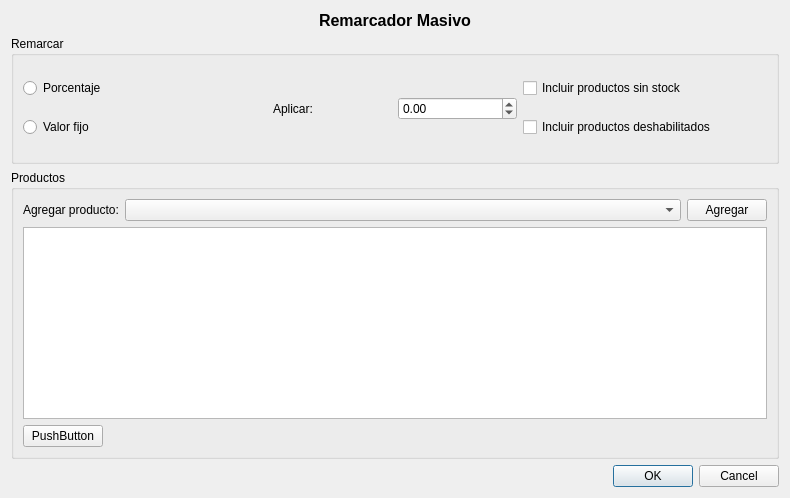
The window that trunk/plugins/productos/dremarcadormasivobase.ui (chungote/gestotux) describes before a commit, drawn with Qt 5.
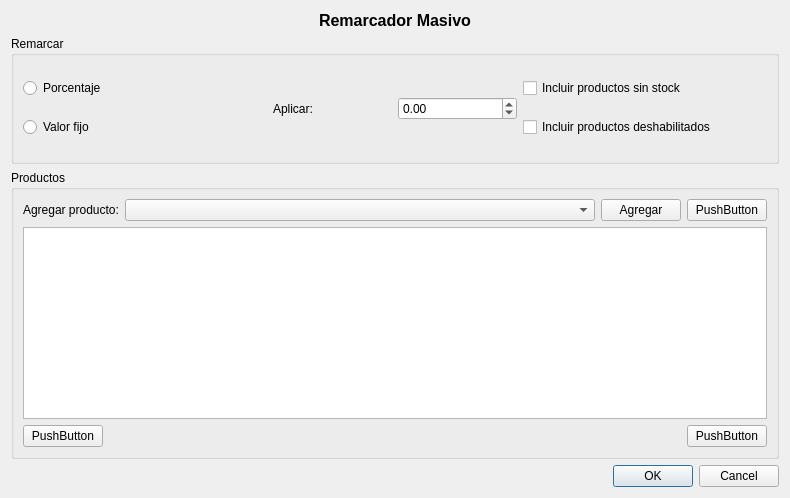
The same window after the commit. Custom widgets are drawn as their Qt base class.

Diff of the .ui file:
```diff
--- a/trunk/plugins/productos/dremarcadormasivobase.ui
+++ b/trunk/plugins/productos/dremarcadormasivobase.ui
@@ -152,6 +152,13 @@
           </property>
          </widget>
         </item>
+        <item>
+         <widget class="QPushButton" name="PBAgregarTodos">
+          <property name="text">
+           <string>PushButton</string>
+          </property>
+         </widget>
+        </item>
        </layout>
       </item>
       <item>
@@ -186,6 +193,13 @@
           </property>
          </spacer>
         </item>
+        <item>
+         <widget class="QPushButton" name="PBEliminarTodos">
+          <property name="text">
+           <string>PushButton</string>
+          </property>
+         </widget>
+        </item>
        </layout>
       </item>
      </layout>
```
Left out of the diff: 2 changed lines with no effect on the pictures.
